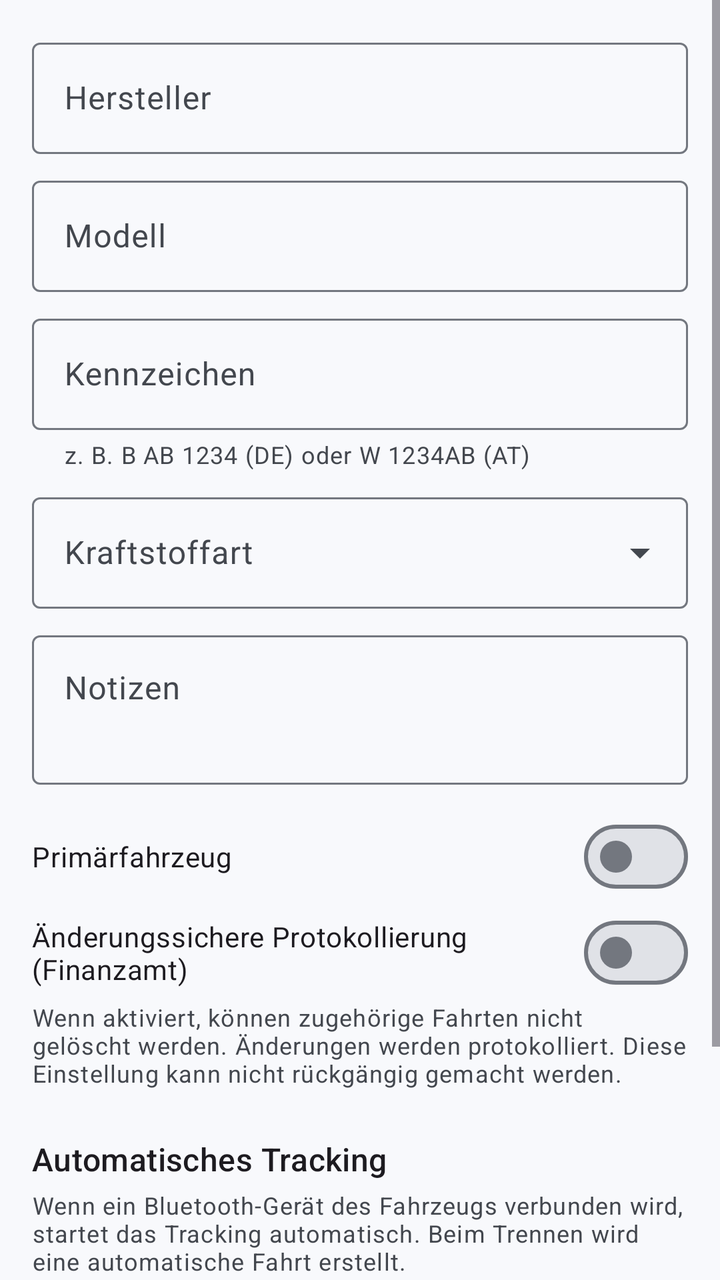
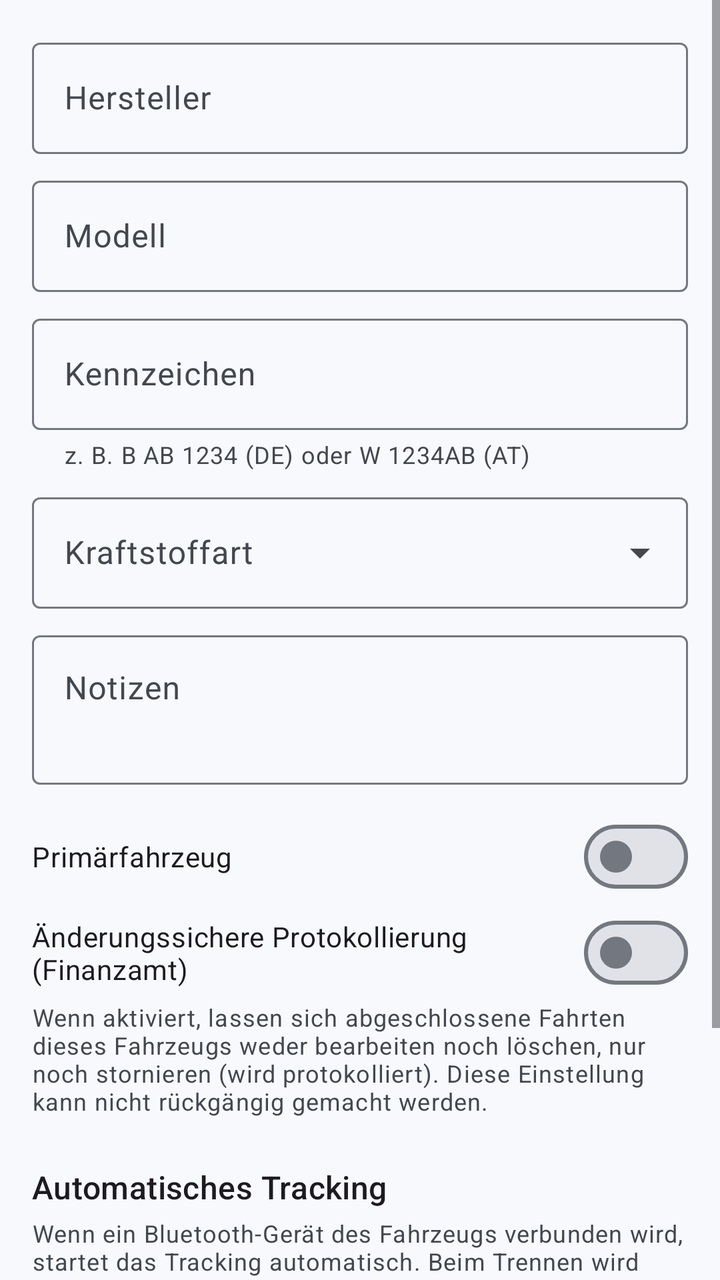

Two renders of the same Android screen: before a commit and after it. Below are the layout's source before the change and the commit's diff.
<!-- AndroidManifest.xml: application theme Theme.FOSStenbuch -->
<!-- res/layout/fragment_vehicle_edit.xml -->
<?xml version="1.0" encoding="utf-8"?>
<ScrollView xmlns:android="http://schemas.android.com/apk/res/android"
    xmlns:app="http://schemas.android.com/apk/res-auto"
    android:layout_width="match_parent"
    android:layout_height="match_parent">

    <LinearLayout
        android:layout_width="match_parent"
        android:layout_height="wrap_content"
        android:orientation="vertical"
        android:padding="16dp">

        <com.google.android.material.textfield.TextInputLayout
            android:id="@+id/make_layout"
            android:layout_width="match_parent"
            android:layout_height="wrap_content"
            android:hint="@string/vehicle_make">

            <com.google.android.material.textfield.TextInputEditText
                android:id="@+id/make"
                android:layout_width="match_parent"
                android:layout_height="wrap_content"
                android:inputType="textCapWords"
                android:maxLength="100" />
        </com.google.android.material.textfield.TextInputLayout>

        <com.google.android.material.textfield.TextInputLayout
            android:id="@+id/model_layout"
            android:layout_width="match_parent"
            android:layout_height="wrap_content"
            android:layout_marginTop="8dp"
            android:hint="@string/vehicle_model">

            <com.google.android.material.textfield.TextInputEditText
                android:id="@+id/model"
                android:layout_width="match_parent"
                android:layout_height="wrap_content"
                android:inputType="textCapWords"
                android:maxLength="100" />
        </com.google.android.material.textfield.TextInputLayout>

        <com.google.android.material.textfield.TextInputLayout
            android:id="@+id/plate_layout"
            android:layout_width="match_parent"
            android:layout_height="wrap_content"
            android:layout_marginTop="8dp"
            android:hint="@string/license_plate"
            app:helperText="@string/license_plate_hint">

            <com.google.android.material.textfield.TextInputEditText
                android:id="@+id/plate"
                android:layout_width="match_parent"
                android:layout_height="wrap_content"
                android:inputType="textCapCharacters"
                android:maxLength="15" />
        </com.google.android.material.textfield.TextInputLayout>

        <com.google.android.material.textfield.TextInputLayout
            android:id="@+id/fuel_layout"
            style="@style/Widget.Material3.TextInputLayout.OutlinedBox.ExposedDropdownMenu"
            android:layout_width="match_parent"
            android:layout_height="wrap_content"
            android:layout_marginTop="8dp"
            android:hint="@string/fuel_type">

            <com.google.android.material.textfield.MaterialAutoCompleteTextView
                android:id="@+id/fuel"
                android:layout_width="match_parent"
                android:layout_height="wrap_content"
                android:inputType="none" />
        </com.google.android.material.textfield.TextInputLayout>

        <com.google.android.material.textfield.TextInputLayout
            android:layout_width="match_parent"
            android:layout_height="wrap_content"
            android:layout_marginTop="8dp"
            android:hint="@string/notes">

            <com.google.android.material.textfield.TextInputEditText
                android:id="@+id/notes"
                android:layout_width="match_parent"
                android:layout_height="wrap_content"
                android:gravity="top"
                android:inputType="textMultiLine|textCapSentences"
                android:minLines="2" />
        </com.google.android.material.textfield.TextInputLayout>

        <com.google.android.material.materialswitch.MaterialSwitch
            android:id="@+id/primary"
            android:layout_width="match_parent"
            android:layout_height="wrap_content"
            android:layout_marginTop="12dp"
            android:text="@string/primary_vehicle" />

        <com.google.android.material.materialswitch.MaterialSwitch
            android:id="@+id/audit"
            android:layout_width="match_parent"
            android:layout_height="wrap_content"
            android:text="@string/audit_protection" />

        <TextView
            android:id="@+id/audit_hint"
            android:layout_width="match_parent"
            android:layout_height="wrap_content"
            android:text="@string/audit_protection_hint"
            android:textAppearance="?attr/textAppearanceBodySmall"
            android:textColor="?attr/colorOnSurfaceVariant" />

        
        <TextView
            android:layout_width="match_parent"
            android:layout_height="wrap_content"
            android:layout_marginTop="24dp"
            android:text="@string/bluetooth_tracking_section"
            android:textAppearance="?attr/textAppearanceTitleMedium" />

        <TextView
            android:layout_width="match_parent"
            android:layout_height="wrap_content"
            android:layout_marginTop="4dp"
            android:text="@string/bluetooth_tracking_hint"
            android:textAppearance="?attr/textAppearanceBodySmall"
            android:textColor="?attr/colorOnSurfaceVariant" />

        <LinearLayout
            android:id="@+id/bt_selected"
            android:layout_width="match_parent"
            android:layout_height="wrap_content"
            android:layout_marginTop="8dp"
            android:gravity="center_vertical"
            android:orientation="horizontal"
            android:visibility="gone">

            <TextView
                android:id="@+id/bt_device"
                android:layout_width="0dp"
                android:layout_height="wrap_content"
                android:layout_weight="1"
                android:textAppearance="?attr/textAppearanceBodyLarge" />

            <com.google.android.material.button.MaterialButton
                android:id="@+id/bt_remove"
                style="@style/Widget.Material3.Button.TextButton"
                android:layout_width="wrap_content"
                android:layout_height="wrap_content"
                android:text="@string/bluetooth_remove"
                android:textColor="?attr/colorError" />
        </LinearLayout>

        <com.google.android.material.button.MaterialButton
            android:id="@+id/bt_pick"
            style="@style/Widget.Material3.Button.OutlinedButton"
            android:layout_width="match_parent"
            android:layout_height="wrap_content"
            android:layout_marginTop="8dp"
            android:text="@string/bluetooth_pick_device" />

        
        <LinearLayout
            android:id="@+id/checks"
            android:layout_width="match_parent"
            android:layout_height="wrap_content"
            android:layout_marginTop="16dp"
            android:orientation="vertical"
            android:visibility="gone">

            <TextView
                android:layout_width="match_parent"
                android:layout_height="wrap_content"
                android:text="@string/masterdata_checks_title"
                android:textAppearance="?attr/textAppearanceTitleSmall" />

            <TextView
                android:layout_width="match_parent"
                android:layout_height="wrap_content"
                android:layout_marginTop="4dp"
                android:text="@string/masterdata_checks_hint"
                android:textAppearance="?attr/textAppearanceBodySmall"
                android:textColor="?attr/colorOnSurfaceVariant" />

            <com.google.android.material.button.MaterialButton
                android:id="@+id/check_location"
                style="@style/Widget.Material3.Button.TextButton"
                android:layout_width="match_parent"
                android:layout_height="wrap_content"
                android:gravity="start|center_vertical" />

            <com.google.android.material.button.MaterialButton
                android:id="@+id/check_battery"
                style="@style/Widget.Material3.Button.TextButton"
                android:layout_width="match_parent"
                android:layout_height="wrap_content"
                android:gravity="start|center_vertical" />

            <com.google.android.material.button.MaterialButton
                android:id="@+id/check_notifications"
                style="@style/Widget.Material3.Button.TextButton"
                android:layout_width="match_parent"
                android:layout_height="wrap_content"
                android:gravity="start|center_vertical" />

            <com.google.android.material.button.MaterialButton
                android:id="@+id/check_bluetooth"
                style="@style/Widget.Material3.Button.TextButton"
                android:layout_width="match_parent"
                android:layout_height="wrap_content"
                android:gravity="start|center_vertical" />
        </LinearLayout>

        <com.google.android.material.button.MaterialButton
            android:id="@+id/save"
            android:layout_width="match_parent"
            android:layout_height="wrap_content"
            android:layout_marginTop="24dp"
            android:text="@string/save" />

    </LinearLayout>
</ScrollView>
<!-- resources referenced by this layout -->
<resources>
  <string name="audit_protection">Änderungssichere Protokollierung (Finanzamt)</string>
  <string name="audit_protection_hint">Wenn aktiviert, können zugehörige Fahrten nicht gelöscht werden. Änderungen werden protokolliert. Diese Einstellung kann nicht rückgängig gemacht werden.</string>
  <string name="bluetooth_pick_device">Bluetooth-Gerät auswählen</string>
  <string name="bluetooth_remove">Entfernen</string>
  <string name="bluetooth_tracking_hint">Wenn ein Bluetooth-Gerät des Fahrzeugs verbunden wird, startet das Tracking automatisch. Beim Trennen wird eine automatische Fahrt erstellt.</string>
  <string name="bluetooth_tracking_section">Automatisches Tracking</string>
  <string name="fuel_type">Kraftstoffart</string>
  <string name="license_plate">Kennzeichen</string>
  <string name="license_plate_hint">z. B. B AB 1234 (DE) oder W 1234AB (AT)</string>
  <string name="masterdata_checks_hint">Die Erkennung läuft im Hintergrund, auch wenn die App geschlossen ist. Dafür braucht FOSStenbuch: Standort „Immer erlauben“ (sonst fehlen Strecke sowie Start- und Zielort), keine Akku-Optimierung (sonst verhindert Android den Start der Aufzeichnung), Benachrichtigungen (zeigen die laufende Aufzeichnung an) und die Bluetooth-Berechtigung (sonst erfährt die App nicht, wann sich das Auto verbindet).</string>
  <string name="masterdata_checks_title">Voraussetzungen</string>
  <string name="notes">Notizen</string>
  <string name="primary_vehicle">Primärfahrzeug</string>
  <string name="save">Speichern</string>
  <string name="vehicle_make">Hersteller</string>
  <string name="vehicle_model">Modell</string>
  <color name="primary">#FF022948</color>
  <color name="on_primary">#FFFFFFFF</color>
  <color name="primary_container">#FFD0E4FF</color>
  <color name="on_primary_container">#FF001D36</color>
  <color name="secondary">#FF0E8DBF</color>
  <color name="on_secondary">#FFFFFFFF</color>
  <color name="secondary_container">#FFC5E7FF</color>
  <color name="on_secondary_container">#FF001E2E</color>
  <color name="error">#FFDF283A</color>
  <color name="on_error">#FFFFFFFF</color>
  <color name="surface">#FFF8F9FC</color>
  <color name="on_surface">#FF191C20</color>
  <color name="surface_variant">#FFDFE3EB</color>
  <color name="on_surface_variant">#FF43474E</color>
  <color name="surface_lowest">#FFFFFFFF</color>
  <color name="surface_low">#FFF2F4F8</color>
  <color name="surface_container">#FFECEEF3</color>
  <color name="surface_high">#FFE6E8ED</color>
  <color name="surface_highest">#FFE0E2E7</color>
  <color name="outline">#FF73777F</color>
  <color name="outline_variant">#FFC3C7CF</color>
  <color name="status_bar">#FF022948</color>
  <!-- unchanged entries left out for length: 1 -->
</resources>

<!-- the commit's change to res/layout/fragment_vehicle_edit.xml (unified diff, before → after) -->
@@ -186,13 +186,6 @@
                 android:gravity="start|center_vertical" />
 
             <com.google.android.material.button.MaterialButton
-                android:id="@+id/check_battery"
-                style="@style/Widget.Material3.Button.TextButton"
-                android:layout_width="match_parent"
-                android:layout_height="wrap_content"
-                android:gravity="start|center_vertical" />
-
-            <com.google.android.material.button.MaterialButton
                 android:id="@+id/check_notifications"
                 style="@style/Widget.Material3.Button.TextButton"
                 android:layout_width="match_parent"
<!-- resource entries referenced after the edit -->
@@ -1,7 +1,7 @@
 <!-- resources referenced by this layout -->
 <resources>
   <string name="audit_protection">Änderungssichere Protokollierung (Finanzamt)</string>
-  <string name="audit_protection_hint">Wenn aktiviert, können zugehörige Fahrten nicht gelöscht werden. Änderungen werden protokolliert. Diese Einstellung kann nicht rückgängig gemacht werden.</string>
+  <string name="audit_protection_hint">Wenn aktiviert, lassen sich abgeschlossene Fahrten dieses Fahrzeugs weder bearbeiten noch löschen, nur noch stornieren (wird protokolliert). Diese Einstellung kann nicht rückgängig gemacht werden.</string>
   <string name="bluetooth_pick_device">Bluetooth-Gerät auswählen</string>
   <string name="bluetooth_remove">Entfernen</string>
   <string name="bluetooth_tracking_hint">Wenn ein Bluetooth-Gerät des Fahrzeugs verbunden wird, startet das Tracking automatisch. Beim Trennen wird eine automatische Fahrt erstellt.</string>
@@ -9,7 +9,7 @@
   <string name="fuel_type">Kraftstoffart</string>
   <string name="license_plate">Kennzeichen</string>
   <string name="license_plate_hint">z. B. B AB 1234 (DE) oder W 1234AB (AT)</string>
-  <string name="masterdata_checks_hint">Die Erkennung läuft im Hintergrund, auch wenn die App geschlossen ist. Dafür braucht FOSStenbuch: Standort „Immer erlauben“ (sonst fehlen Strecke sowie Start- und Zielort), keine Akku-Optimierung (sonst verhindert Android den Start der Aufzeichnung), Benachrichtigungen (zeigen die laufende Aufzeichnung an) und die Bluetooth-Berechtigung (sonst erfährt die App nicht, wann sich das Auto verbindet).</string>
+  <string name="masterdata_checks_hint">Die Erkennung läuft im Hintergrund, auch wenn die App geschlossen ist. Dafür braucht FOSStenbuch: Standort „Immer zulassen“ (sonst fehlen Strecke sowie Start- und Zielort), Benachrichtigungen (zeigen die laufende Aufzeichnung an) und die Bluetooth-Berechtigung (sonst erfährt die App nicht, wann sich das Auto verbindet). Steht die Akkunutzung der App in den Android-Einstellungen auf „Eingeschränkt“, kann Android die Aufzeichnung verhindern.</string>
   <string name="masterdata_checks_title">Voraussetzungen</string>
   <string name="notes">Notizen</string>
   <string name="primary_vehicle">Primärfahrzeug</string>
